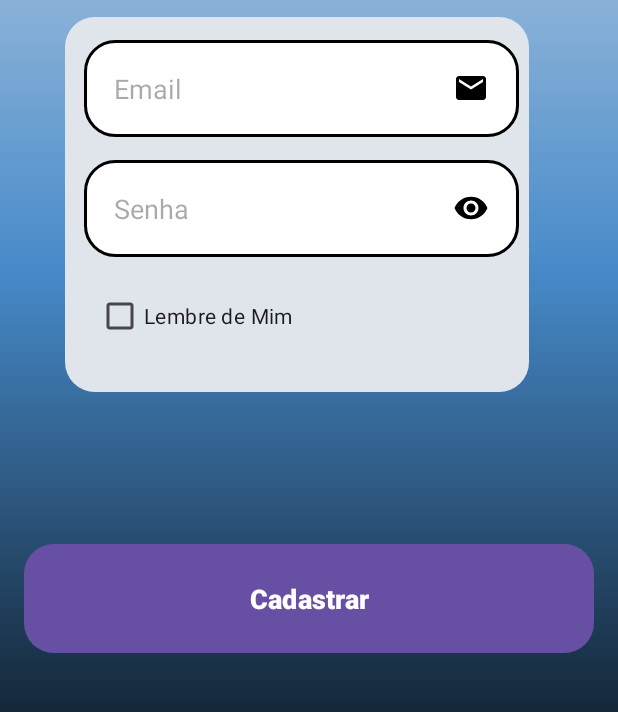
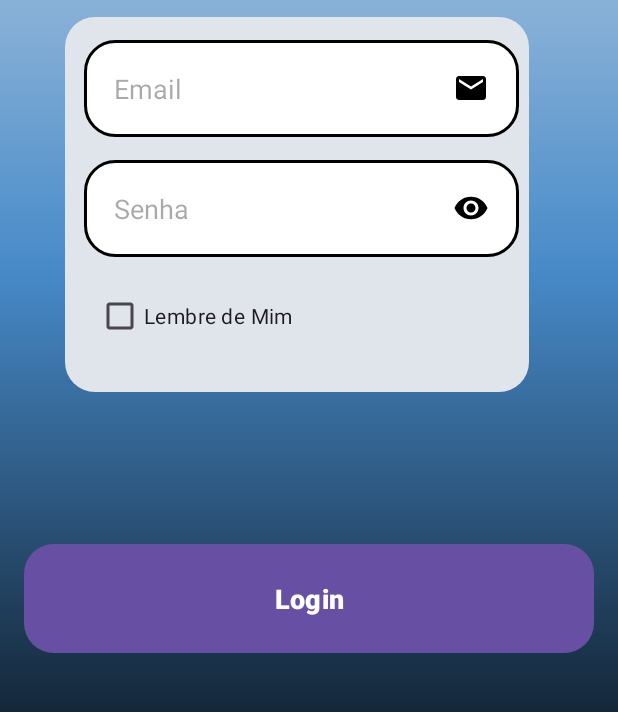
Before and after one commit to matheuslkj/Hackathon-2023, an Android app: the screen it shows after launch (LoginActivity), on a phone screen of 412 x 824 dp, the part 348-1060 px from its top. Run offline under Robolectric (Android 15) with nearby library versions, the phone set to English and light mode, and no system bars.

Commit message:
Arrumando o Botão de Login

```diff
--- a/Android/app/src/main/res/layout/activity_login.xml
+++ b/Android/app/src/main/res/layout/activity_login.xml
@@ -72,7 +72,7 @@
         style="@style/button"
         android:layout_below="@+id/cbRememberMe"
         android:layout_marginTop="128dp"
-        android:text="Cadastrar"
+        android:text="Login"
         android:textSize="18sp"
         android:textStyle="bold" />
 
```
